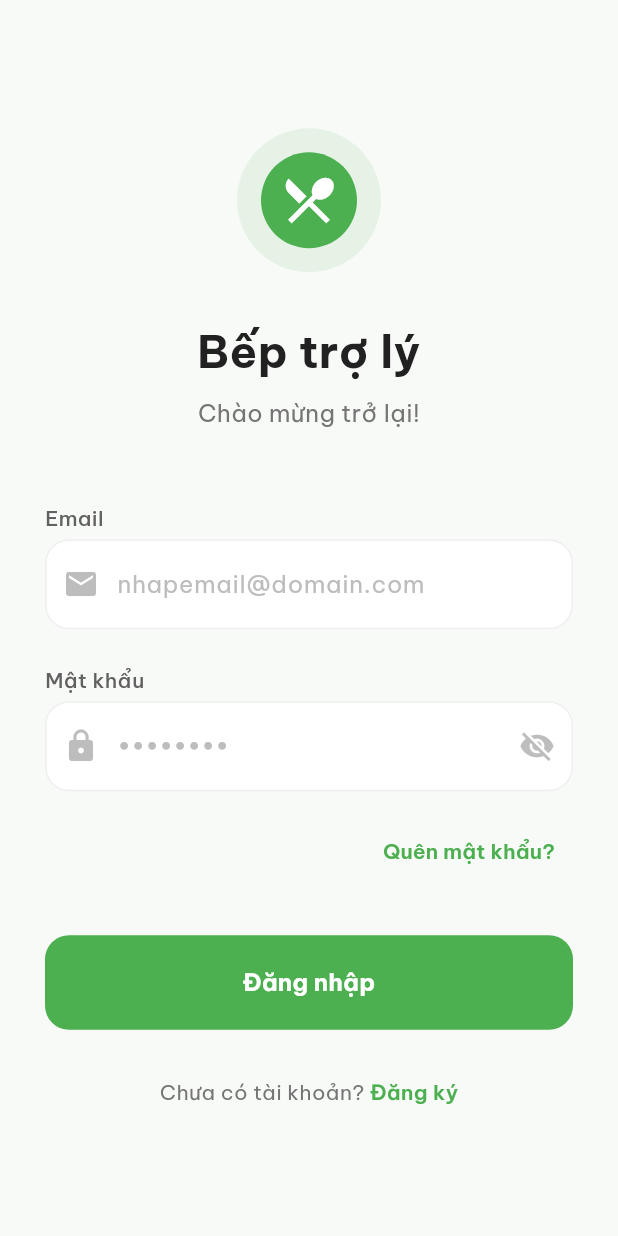
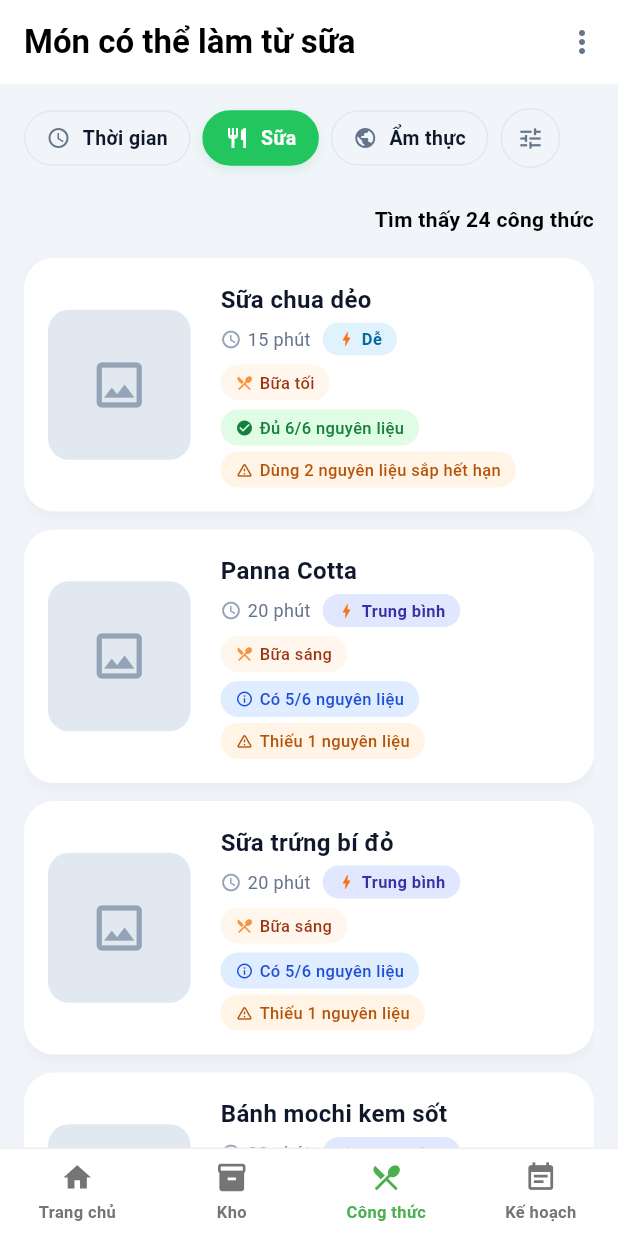
Before and after one commit to softdev-hub/fridge_to_fork_assistant, a Flutter app: the screen it shows after launch, on a phone screen of 412 x 824 dp. Run offline on Flutter 3.47's test engine with Material 3 defaults, Android fonts, the phone set to English and light mode, and no system bars; our stand-ins replace flutter_dotenv, google_fonts, image_picker, supabase_flutter; accounts and stored records are empty.

Commit message:
#8 - feat: implement smart linking UI from notification to filtered suggestions

```diff
--- a/lib/main.dart
+++ b/lib/main.dart
@@ -1,24 +1,26 @@
 import 'package:flutter/material.dart';
 import 'package:fridge_to_fork_assistant/routes/auth_gate.dart';
+import 'package:fridge_to_fork_assistant/views/recipes/recipe_view.dart';
 import 'package:supabase_flutter/supabase_flutter.dart';
 
-void main() async{
-
+void main() async {
   await Supabase.initialize(
-    anonKey: "eyJhbGciOiJIUzI1NiIsInR5cCI6IkpXVCJ9.eyJpc3MiOiJzdXBhYmFzZSIsInJlZiI6InVzemF0YnpsbW50ZGh4Y2h1cnVqIiwicm9sZSI6ImFub24iLCJpYXQiOjE3NjQxMzk4NTAsImV4cCI6MjA3OTcxNTg1MH0.ccCNKFZpOjfV-K_AGDiYco0wELAznz6wY0is7YKrQ4I",
+    anonKey:
+        "eyJhbGciOiJIUzI1NiIsInR5cCI6IkpXVCJ9.eyJpc3MiOiJzdXBhYmFzZSIsInJlZiI6InVzemF0YnpsbW50ZGh4Y2h1cnVqIiwicm9sZSI6ImFub24iLCJpYXQiOjE3NjQxMzk4NTAsImV4cCI6MjA3OTcxNTg1MH0.ccCNKFZpOjfV-K_AGDiYco0wELAznz6wY0is7YKrQ4I",
     url: "https://uszatbzlmntdhxchuruj.supabase.co",
   );
   runApp(const MyApp());
 }
+
 class MyApp extends StatelessWidget {
   const MyApp({super.key});
   // This widget is the root of your application.
   @override
   Widget build(BuildContext context) {
-
     return const MaterialApp(
       debugShowCheckedModeBanner: false,
-      home: AuthGate(),
+      // home: AuthGate(),
+      home: const RecipeView(),
     );
   }
 }
--- a/lib/views/common/bottom_navigation.dart
+++ b/lib/views/common/bottom_navigation.dart
@@ -10,7 +10,12 @@ class AppBottomNavigation extends StatelessWidget {
     required this.onTap,
   });
 
-  Widget _buildItem(BuildContext context, IconData icon, String label, int index) {
+  Widget _buildItem(
+    BuildContext context,
+    IconData icon,
+    String label,
+    int index,
+  ) {
     final selected = index == currentIndex;
     final color = selected ? const Color(0xFF4CAF50) : Colors.grey[600];
     return Expanded(
@@ -24,7 +29,14 @@ class AppBottomNavigation extends StatelessWidget {
             children: [
               Icon(icon, color: color, size: 22),
               const SizedBox(height: 4),
-              Text(label, style: TextStyle(color: color, fontSize: 11, fontWeight: FontWeight.w600)),
+              Text(
+                label,
+                style: TextStyle(
+                  color: color,
+                  fontSize: 11,
+                  fontWeight: FontWeight.w600,
+                ),
+              ),
             ],
           ),
         ),
@@ -36,7 +48,7 @@ class AppBottomNavigation extends StatelessWidget {
   Widget build(BuildContext context) {
     return Container(
       decoration: BoxDecoration(
-        color: Theme.of(context).scaffoldBackgroundColor,
+        color: Colors.white,
         border: Border(top: BorderSide(color: Colors.grey.shade200)),
       ),
       child: SafeArea(
--- /dev/null
+++ b/lib/views/recipes/components/recipe_card_item.dart
@@ -0,0 +1,229 @@
+// lib/recipes/components/recipe_card_item.dart
+
+import 'package:flutter/material.dart';
+import 'recipe_card_list.dart';
+
+class RecipeCardItem extends StatelessWidget {
+  final Recipe recipe;
+
+  const RecipeCardItem({Key? key, required this.recipe}) : super(key: key);
+
+  @override
+  Widget build(BuildContext context) {
+    return GestureDetector(
+      onTap: () {
+        // TODO: open recipe detail
+      },
+      child: Container(
+        decoration: BoxDecoration(
+          color: Colors.white,
+          borderRadius: BorderRadius.circular(20),
+          boxShadow: [
+            BoxShadow(
+              color: Colors.black.withOpacity(0.04),
+              blurRadius: 8,
+              offset: const Offset(0, 4),
+            ),
+          ],
+        ),
+        padding: const EdgeInsets.all(16),
+        child: Row(
+          crossAxisAlignment: CrossAxisAlignment.center,
+          children: [
+            _buildImagePlaceholder(),
+            const SizedBox(width: 20),
+            Expanded(child: _buildInfoSection()),
+          ],
+        ),
+      ),
+    );
+  }
+
+  Widget _buildImagePlaceholder() {
+    return Container(
+      width: 95,
+      height: 100,
+      decoration: BoxDecoration(
+        color: const Color(0xFFE2E8F0),
+        borderRadius: BorderRadius.circular(14),
+      ),
+      child: const Icon(
+        Icons.image_outlined,
+        size: 40,
+        color: Color(0xFF94A3B8),
+      ),
+    );
+  }
+
+  Widget _buildInfoSection() {
+    return Column(
+      crossAxisAlignment: CrossAxisAlignment.start,
+      children: [
+        Text(
+          recipe.name,
+          style: const TextStyle(
+            fontSize: 16,
+            fontWeight: FontWeight.w700,
+            color: Color(0xFF0F172A),
+          ),
+        ),
+        const SizedBox(height: 4),
+        _buildTimeAndDifficultyRow(),
+        const SizedBox(height: 6),
+        _buildMealTag(),
+        const SizedBox(height: 6),
+        _buildStatusChips(),
+      ],
+    );
+  }
+
+  Widget _buildTimeAndDifficultyRow() {
+    return Row(
+      children: [
+        Icon(Icons.access_time, size: 14, color: const Color(0xFF94A3B8)),
+        const SizedBox(width: 4),
+        Text(
+          recipe.timeLabel,
+          style: const TextStyle(fontSize: 12, color: Color(0xFF64748B)),
+        ),
+        const SizedBox(width: 8),
+        _DifficultyChip(difficulty: recipe.difficulty),
+      ],
+    );
+  }
+
+  Widget _buildMealTag() {
+    final String label = recipe.mealTime == RecipeMealTime.breakfast
+        ? 'Bữa sáng'
+        : 'Bữa tối';
+
+    return Container(
+      padding: const EdgeInsets.symmetric(horizontal: 10, vertical: 4),
+      decoration: BoxDecoration(
+        color: const Color(0xFFFFF7ED),
+        borderRadius: BorderRadius.circular(999),
+      ),
+      child: Row(
+        mainAxisSize: MainAxisSize.min,
+        children: [
+          const Icon(Icons.restaurant_menu, size: 12, color: Color(0xFFFB923C)),
+          const SizedBox(width: 4),
+          Text(
+            label,
+            style: const TextStyle(
+              fontSize: 11,
+              color: Color(0xFF9A3412),
+              fontWeight: FontWeight.w500,
+            ),
+          ),
+        ],
+      ),
+    );
+  }
+
+  Widget _buildStatusChips() {
+    return Wrap(
+      spacing: 6,
+      runSpacing: 4,
+      children: recipe.statuses.map((status) {
+        return _StatusChip(status: status);
+      }).toList(),
+    );
+  }
+}
+
+class _DifficultyChip extends StatelessWidget {
+  final RecipeDifficulty difficulty;
+
+  const _DifficultyChip({Key? key, required this.difficulty}) : super(key: key);
+
+  @override
+  Widget build(BuildContext context) {
+    final bool isEasy = difficulty == RecipeDifficulty.easy;
+    final String label = isEasy ? 'Dễ' : 'Trung bình';
+
+    final Color bgColor = isEasy
+        ? const Color(0xFFE0F2FE)
+        : const Color(0xFFE0E7FF);
+    final Color textColor = isEasy
+        ? const Color(0xFF0369A1)
+        : const Color(0xFF3730A3);
+
+    return Container(
+      padding: const EdgeInsets.symmetric(horizontal: 10, vertical: 3),
+      decoration: BoxDecoration(
+        color: bgColor,
+        borderRadius: BorderRadius.circular(999),
+      ),
+      child: Row(
+        mainAxisSize: MainAxisSize.min,
+        children: [
+          const Icon(Icons.bolt, size: 12, color: Color(0xFFF97316)),
+          const SizedBox(width: 4),
+          Text(
+            label,
+            style: TextStyle(
+              fontSize: 11,
+              fontWeight: FontWeight.w600,
+              color: textColor,
+            ),
+          ),
+        ],
+      ),
+    );
+  }
+}
+
+class _StatusChip extends StatelessWidget {
+  final RecipeStatusChipData status;
+
+  const _StatusChip({Key? key, required this.status}) : super(key: key);
+
+  @override
+  Widget build(BuildContext context) {
+    late Color bgColor;
+    late Color textColor;
+    late IconData icon;
+
+    switch (status.type) {
+      case RecipeStatusType.success:
+        bgColor = const Color(0xFFE0FCE4);
+        textColor = const Color(0xFF15803D);
+        icon = Icons.check_circle;
+        break;
+      case RecipeStatusType.info:
+        bgColor = const Color(0xFFE0ECFF);
+        textColor = const Color(0xFF1D4ED8);
+        icon = Icons.info_outline;
+        break;
+      case RecipeStatusType.warning:
+        bgColor = const Color(0xFFFFF4E5);
+        textColor = const Color(0xFFB45309);
+        icon = Icons.warning_amber_rounded;
+        break;
+    }
+
+    return Container(
+      padding: const EdgeInsets.symmetric(horizontal: 10, vertical: 4),
+      decoration: BoxDecoration(
+        color: bgColor,
+        borderRadius: BorderRadius.circular(999),
+      ),
+      child: Row(
+        mainAxisSize: MainAxisSize.min,
+        children: [
+          Icon(icon, size: 12, color: textColor),
+          const SizedBox(width: 4),
+          Text(
+            status.label,
+            style: TextStyle(
+              fontSize: 11,
+              fontWeight: FontWeight.w500,
+              color: textColor,
+            ),
+          ),
+        ],
+      ),
+    );
+  }
+}
--- /dev/null
+++ b/lib/views/recipes/components/recipe_card_list.dart
@@ -0,0 +1,125 @@
+// lib/recipes/components/recipe_card_list.dart
+
+import 'package:flutter/material.dart';
+import 'recipe_card_item.dart';
+
+enum RecipeDifficulty { easy, medium }
+
+enum RecipeMealTime { breakfast, dinner }
+
+enum RecipeStatusType {
+  success, // xanh lá
+  info, // xanh dương
+  warning, // cam
+}
+
+class RecipeStatusChipData {
+  final String label;
+  final RecipeStatusType type;
+
+  RecipeStatusChipData({required this.label, required this.type});
+}
+
+class Recipe {
+  final String name;
+  final String timeLabel;
+  final RecipeDifficulty difficulty;
+  final RecipeMealTime mealTime;
+  final List<RecipeStatusChipData> statuses;
+
+  Recipe({
+    required this.name,
+    required this.timeLabel,
+    required this.difficulty,
+    required this.mealTime,
+    required this.statuses,
+  });
+}
+
+// Dummy data mô phỏng theo UI
+final List<Recipe> dummyRecipes = [
+  Recipe(
+    name: 'Sữa chua dẻo',
+    timeLabel: '15 phút',
+    difficulty: RecipeDifficulty.easy,
+    mealTime: RecipeMealTime.dinner,
+    statuses: [
+      RecipeStatusChipData(
+        label: 'Đủ 6/6 nguyên liệu',
+        type: RecipeStatusType.success,
+      ),
+      RecipeStatusChipData(
+        label: 'Dùng 2 nguyên liệu sắp hết hạn',
+        type: RecipeStatusType.warning,
+      ),
+    ],
+  ),
+  Recipe(
+    name: 'Panna Cotta',
+    timeLabel: '20 phút',
+    difficulty: RecipeDifficulty.medium,
+    mealTime: RecipeMealTime.breakfast,
+    statuses: [
+      RecipeStatusChipData(
+        label: 'Có 5/6 nguyên liệu',
+        type: RecipeStatusType.info,
+      ),
+      RecipeStatusChipData(
+        label: 'Thiếu 1 nguyên liệu',
+        type: RecipeStatusType.warning,
+      ),
+    ],
+  ),
+  Recipe(
+    name: 'Sữa trứng bí đỏ',
+    timeLabel: '20 phút',
+    difficulty: RecipeDifficulty.medium,
+    mealTime: RecipeMealTime.breakfast,
+    statuses: [
+      RecipeStatusChipData(
+        label: 'Có 5/6 nguyên liệu',
+        type: RecipeStatusType.info,
+      ),
+      RecipeStatusChipData(
+        label: 'Thiếu 1 nguyên liệu',
+        type: RecipeStatusType.warning,
+      ),
+    ],
+  ),
+  Recipe(
+    name: 'Bánh mochi kem sốt',
+    timeLabel: '20 phút',
+    difficulty: RecipeDifficulty.medium,
+    mealTime: RecipeMealTime.breakfast,
+    statuses: [
+      RecipeStatusChipData(
+        label: 'Có 5/6 nguyên liệu',
+        type: RecipeStatusType.info,
+      ),
+      RecipeStatusChipData(
+        label: 'Thiếu 1 nguyên liệu',
+        type: RecipeStatusType.warning,
+      ),
+    ],
+  ),
+];
+
+class RecipeCardList extends StatelessWidget {
+  final List<Recipe> recipes;
+
+  const RecipeCardList({Key? key, required this.recipes}) : super(key: key);
+
+  @override
+  Widget build(BuildContext context) {
+    return ListView.separated(
+      itemCount: recipes.length,
+      physics: const BouncingScrollPhysics(),
+      padding: const EdgeInsets.only(bottom: 16),
+      separatorBuilder: (_, __) => const SizedBox(height: 12),
+      itemBuilder: (context, index) {
+        final recipe = recipes[index];
+        return RecipeCardItem(recipe: recipe);
+      },
+    );
+  }
+}
--- /dev/null
+++ b/lib/views/recipes/components/recipe_filter_bar.dart
@@ -0,0 +1,109 @@
+// lib/recipes/components/recipe_filter_bar.dart
+
+import 'package:flutter/material.dart';
+
+class RecipeFilterBar extends StatefulWidget {
+  const RecipeFilterBar({Key? key}) : super(key: key);
+
+  @override
+  State<RecipeFilterBar> createState() => _RecipeFilterBarState();
+}
+
+class _RecipeFilterBarState extends State<RecipeFilterBar> {
+  int _selectedIndex = 1; // Mặc định chọn "Sữa"
+
+  @override
+  Widget build(BuildContext context) {
+    return SingleChildScrollView(
+      scrollDirection: Axis.horizontal,
+      child: Row(
+        children: [
+          _buildFilterChip(
+            label: 'Thời gian',
+            icon: Icons.access_time,
+            index: 0,
+          ),
+          const SizedBox(width: 8),
+          _buildFilterChip(label: 'Sữa', icon: Icons.restaurant, index: 1),
+          const SizedBox(width: 8),
+          _buildFilterChip(label: 'Ẩm thực', icon: Icons.public, index: 2),
+          const SizedBox(width: 8),
+          // Tune/filter icon button to the right of the chips
+          Container(
+            width: 40,
+            height: 40,
+            decoration: BoxDecoration(
+              color: const Color(0xFFF1F5F9),
+              borderRadius: BorderRadius.circular(20),
+              border: Border.all(color: const Color(0xFFE2E8F0)),
+            ),
+            child: IconButton(
+              onPressed: () {},
+              icon: const Icon(Icons.tune, size: 18, color: Color(0xFF64748B)),
+              padding: EdgeInsets.zero,
+              constraints: const BoxConstraints(),
+            ),
+          ),
+        ],
+      ),
+    );
+  }
+
+  Widget _buildFilterChip({
+    required String label,
+    required IconData icon,
+    required int index,
+  }) {
+    final bool isSelected = index == _selectedIndex;
+
+    return GestureDetector(
+      onTap: () {
+        setState(() {
+          _selectedIndex = index;
+        });
+        // TODO: handle filter change
+      },
+      child: AnimatedContainer(
+        duration: const Duration(milliseconds: 150),
+        padding: const EdgeInsets.symmetric(vertical: 8, horizontal: 14),
+        decoration: BoxDecoration(
+          color: isSelected ? const Color(0xFF22C55E) : const Color(0xFFF1F5F9),
+          borderRadius: BorderRadius.circular(24),
+          border: Border.all(
+            color: isSelected
+                ? const Color(0xFF22C55E)
+                : const Color(0xFFE2E8F0),
+          ),
+          boxShadow: isSelected
+              ? [
+                  BoxShadow(
+                    color: const Color(0xFF16A34A).withOpacity(0.12),
+                    blurRadius: 6,
+                    offset: const Offset(0, 3),
+                  ),
+                ]
+              : [],
+        ),
+        child: Row(
+          mainAxisSize: MainAxisSize.min,
+          children: [
+            Icon(
+              icon,
+              size: 16,
+              color: isSelected ? Colors.white : const Color(0xFF64748B),
+            ),
+            const SizedBox(width: 8),
+            Text(
+              label,
+              style: TextStyle(
+                fontSize: 13,
+                fontWeight: FontWeight.w600,
+                color: isSelected ? Colors.white : const Color(0xFF0F172A),
+              ),
+            ),
+          ],
+        ),
+      ),
+    );
+  }
+}
--- /dev/null
+++ b/lib/views/recipes/components/recipe_list_screen.dart
@@ -0,0 +1,49 @@
+// lib/recipes/components/recipe_list_screen.dart
+
+import 'package:flutter/material.dart';
+import 'recipe_filter_bar.dart';
+import 'recipe_card_list.dart';
+
+class RecipeListScreen extends StatelessWidget {
+  const RecipeListScreen({Key? key}) : super(key: key);
+
+  @override
+  Widget build(BuildContext context) {
+    return Container(
+      color: const Color(0xFFF1F5F9),
+      child: Column(
+        crossAxisAlignment: CrossAxisAlignment.stretch,
+        children: [
+          // (Title shown in AppBar; removed duplicate in-body title)
+          const SizedBox(height: 16),
+          Padding(
+            padding: const EdgeInsets.symmetric(horizontal: 16.0),
+            child: RecipeFilterBar(),
+          ),
+          const SizedBox(height: 24),
+          Padding(
+            padding: const EdgeInsets.symmetric(horizontal: 16.0),
+            child: Align(
+              alignment: Alignment.centerRight,
+              child: Text(
+                'Tìm thấy 24 công thức',
+                style: TextStyle(
+                  fontSize: 14,
+                  color: Color(0xFF000000),
+                  fontWeight: FontWeight.bold,
+                ),
+              ),
+            ),
+          ),
+          const SizedBox(height: 16),
+          Expanded(
+            child: Padding(
+              padding: const EdgeInsets.symmetric(horizontal: 16.0),
+              child: RecipeCardList(recipes: dummyRecipes),
+            ),
+          ),
+        ],
+      ),
+    );
+  }
+}
--- a/lib/views/recipes/recipe_view.dart
+++ b/lib/views/recipes/recipe_view.dart
@@ -0,0 +1,44 @@
+// lib/recipes/recipe_view.dart
+
+import 'package:flutter/material.dart';
+import '../common/bottom_navigation.dart';
+import 'components/recipe_list_screen.dart';
+
+class RecipeView extends StatelessWidget {
+  const RecipeView({Key? key}) : super(key: key);
+
+  @override
+  Widget build(BuildContext context) {
+    return Scaffold(
+      appBar: AppBar(
+        backgroundColor: Colors.white,
+        scrolledUnderElevation: 0,
+        iconTheme: const IconThemeData(color: Color(0xFF64748B)),
+        title: const Text(
+          'Món có thể làm từ sữa',
+          style: TextStyle(
+            color: Color(0xFF000000),
+            fontWeight: FontWeight.bold,
+          ),
+        ),
+        centerTitle: false,
+        elevation: 0,
+        actions: [
+          IconButton(
+            icon: const Icon(Icons.more_vert),
+            onPressed: () {
+              // TODO: open more options
+            },
+          ),
+        ],
+      ),
+      body: const SafeArea(top: false, child: RecipeListScreen()),
+      bottomNavigationBar: AppBottomNavigation(
+        currentIndex: 2, // 0: Trang chủ, 1: Kho, 2: Công thức, 3: Kế hoạch
+        onTap: (index) {
+          // TODO: navigate between bottom tabs
+        },
+      ),
+    );
+  }
+}
```
